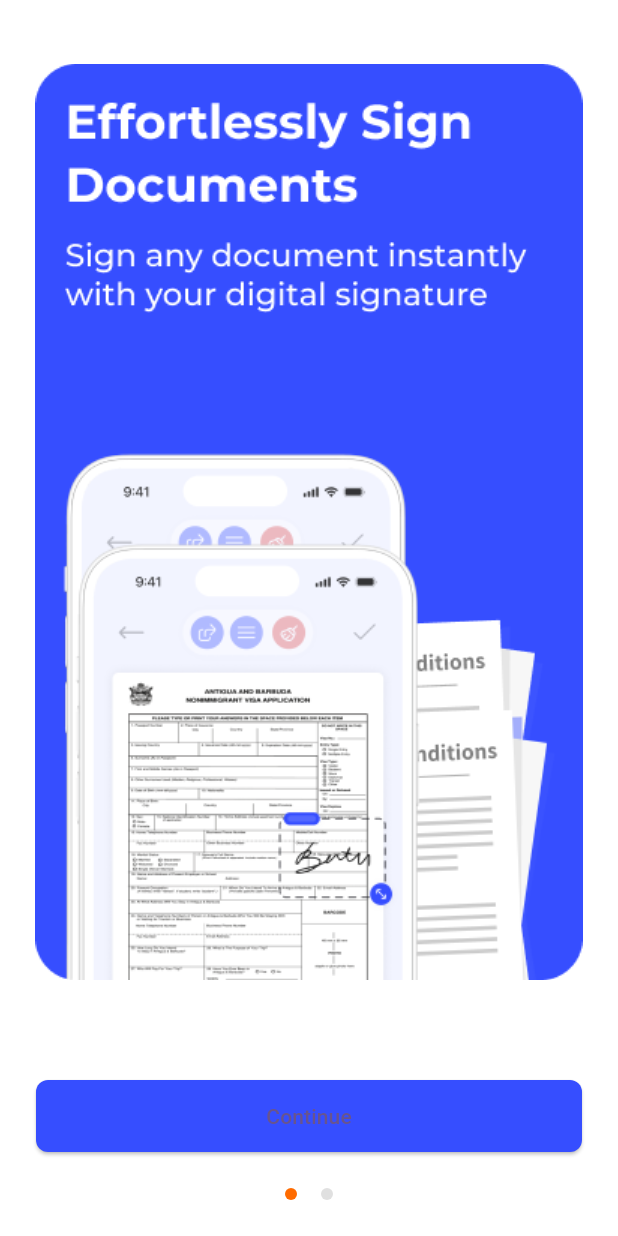
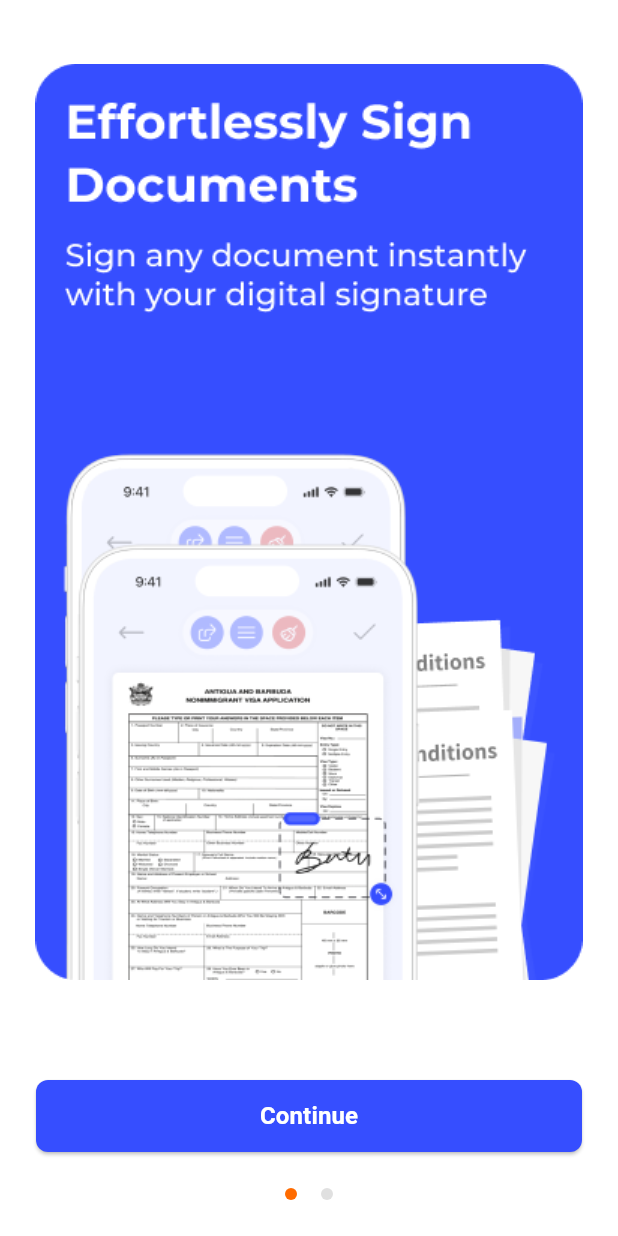
Before and after one commit to cripnail/docflow, a Flutter app: the screen it shows after launch, on a phone screen of 412 x 824 dp. Run offline on Flutter 3.47's test engine with Material 3 defaults, Android fonts, the phone set to English and light mode, and no system bars; our stand-ins replace bloc, camera, flutter_bloc, get_it, image_picker, lottie and 1 more; missing offline and left inert: flutter_pdfview.

Commit message:
chore: polishing

```diff
--- a/lib/features/document_list/presentation/widgets/bottom_navigation.dart
+++ b/lib/features/document_list/presentation/widgets/bottom_navigation.dart
@@ -92,7 +92,7 @@ class BottomNavigation extends StatelessWidget {
           label,
           textAlign: TextAlign.center,
           style: TextStyle(
-            color: isSelected ? Colors.white : AppColors.textSecondary,
+            color: isSelected ? AppColors.textLight : AppColors.textSecondary,
             fontWeight: AppTextStyles.fontWeightMedium,
           ),
         ),
--- a/lib/features/onboarding/presentation/screens/onboarding_screen.dart
+++ b/lib/features/onboarding/presentation/screens/onboarding_screen.dart
@@ -1,11 +1,9 @@
-import 'package:docflow/features/onboarding/presentation/widgets/onboarding_item_widget.dart';
-import 'package:docflow/features/subscription/presentation/screens/paywall_screen.dart';
 import 'package:flutter/material.dart';
 import 'package:docflow/core/constants/assets.dart';
 import 'package:docflow/core/constants/colors.dart';
 import 'package:docflow/core/constants/dimensions.dart';
 import 'package:docflow/core/constants/strings.dart';
-
+import 'package:docflow/features/subscription/presentation/screens/paywall_screen.dart';
 class OnboardingScreen extends StatefulWidget {
   const OnboardingScreen({super.key});
   @override
@@ -38,13 +36,16 @@ class _OnboardingScreenState extends State<OnboardingScreen> {
   @override
   Widget build(BuildContext context) {
     return Scaffold(
-      backgroundColor: Colors.white, // Изменен цвет фона на белый
+      backgroundColor: Colors.white,
       body: PageView.builder(
         controller: _pageController,
         itemCount: _images.length,
         onPageChanged: (page) => setState(() => _currentPage = page),
-        itemBuilder: (context, index) => OnboardingItemWidget(
-          imagePath: _images[index],
+        itemBuilder: (context, index) => Center(
+          child: Image.asset(
+            _images[index],
+            fit: BoxFit.contain,
+          ),
         ),
       ),
       bottomNavigationBar: Padding(
@@ -52,18 +53,22 @@ class _OnboardingScreenState extends State<OnboardingScreen> {
         child: Column(
           mainAxisSize: MainAxisSize.min,
           children: [
-            SizedBox(
-              width: double.infinity,
-              height: AppDimensions.buttonHeight,
-              child: ElevatedButton(
+            ElevatedButton(
               onPressed: _onNext,
               style: ElevatedButton.styleFrom(
                 backgroundColor: AppColors.buttonBlue,
+                minimumSize: Size(double.infinity, AppDimensions.buttonHeight),
                 shape: RoundedRectangleBorder(
                   borderRadius: BorderRadius.circular(AppDimensions.buttonRadius),
                 ),
               ),
-                child: Text(AppStrings.onboardingContinueButton),
+              child: Text(
+                AppStrings.onboardingContinueButton,
+                style: TextStyle(
+                  color: AppColors.textLight,
+                  fontSize: AppDimensions.bodySize,
+                  fontWeight: FontWeight.bold,
+                ),
               ),
             ),
             SizedBox(height: AppDimensions.spacingM),
```
Also changed, not shown: lib/features/document_list/presentation/widgets/add_document_bottom_sheet.dart (+12 -2 lines). Lines whose indentation alone changed are shown as unchanged.
